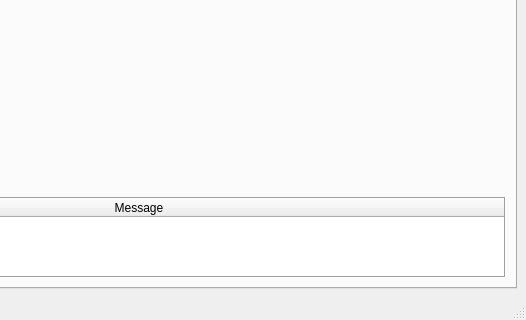
Old version of the form UI/algobot.ui in the repository ZENALC/algobot; both pictures show x 474 to 1000 and y 520 to 840 of the 1000 by 840 pixel window.
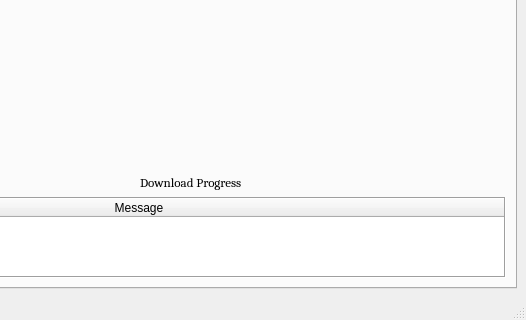
New version of the form. The open tabs and pages were chosen to show the change. Icons and pictures are not drawn. Custom widgets are drawn as their Qt base class.

Commit message: added completion progress bar for simulation and live bots

```diff
--- a/UI/algobot.ui
+++ b/UI/algobot.ui
@@ -7,7 +7,7 @@
     <x>0</x>
     <y>0</y>
     <width>1000</width>
-    <height>798</height>
+    <height>839</height>
    </rect>
   </property>
   <property name="font">
@@ -520,6 +520,13 @@
           </property>
          </widget>
         </item>
+        <item row="1" column="2">
+         <widget class="QLabel" name="liveDownloadProgress">
+          <property name="text">
+           <string>Download Progress</string>
+          </property>
+         </widget>
+        </item>
        </layout>
       </widget>
       <widget class="QWidget" name="simulationTab">
```
Left out of the diff: 9 changed lines with no effect on the pictures. The commit also changes 7 other files.
